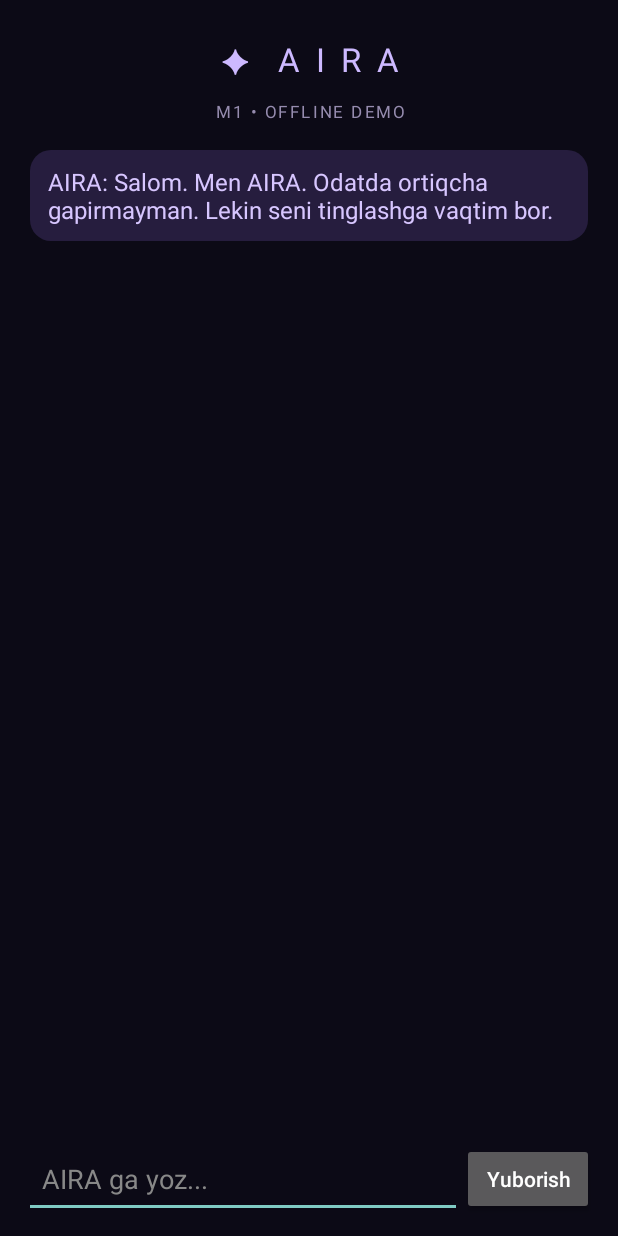
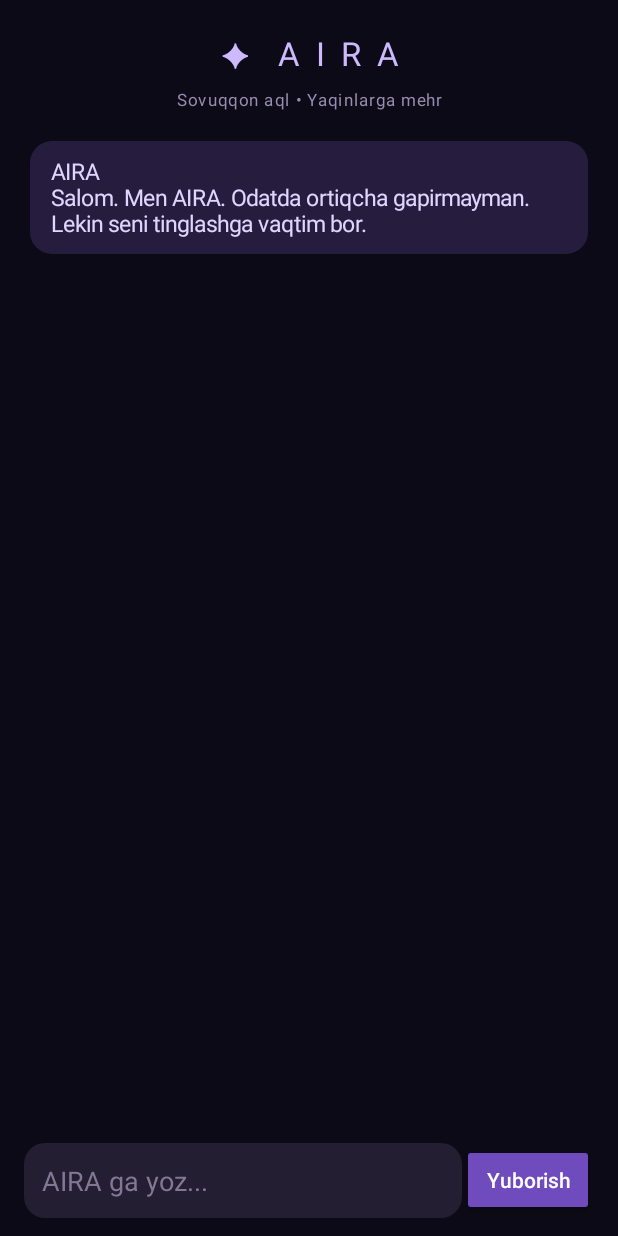
Before and after one commit to diyorxushvaqtov00-hub/chibi-companion, an Android app: the screen it shows after launch (ChatActivity), after a tap on "AIRA bilan suhbatlashish", on a phone screen of 412 x 824 dp. Run offline under Robolectric (Android 15) with nearby library versions, the phone set to English and light mode, and no system bars.

Commit message:
feat(aira): persist local chat history and polish chat UI

```diff
--- a/app/src/main/java/uz/diyor/companion/ChatActivity.kt
+++ b/app/src/main/java/uz/diyor/companion/ChatActivity.kt
@@ -2,6 +2,7 @@ package uz.diyor.companion
 
 import android.app.Activity
 import android.graphics.Color
+import android.graphics.drawable.GradientDrawable
 import android.os.Bundle
 import android.view.Gravity
 import android.view.inputmethod.EditorInfo
@@ -10,8 +11,16 @@ import android.widget.EditText
 import android.widget.LinearLayout
 import android.widget.ScrollView
 import android.widget.TextView
+import org.json.JSONArray
+import org.json.JSONObject
 
 class ChatActivity : Activity() {
+    private lateinit var messages: LinearLayout
+    private lateinit var scroll: ScrollView
+    private lateinit var input: EditText
+    private val history = mutableListOf<Pair<String, String>>()
+    private val prefs by lazy { getSharedPreferences("aira_chat", MODE_PRIVATE) }
+
     override fun onResume() {
         super.onResume()
         getSharedPreferences("companion_state", MODE_PRIVATE).edit().putBoolean("app_visible", true).apply()
@@ -22,8 +31,6 @@ class ChatActivity : Activity() {
         super.onPause()
     }
 
-    private lateinit var messages: LinearLayout
-    private lateinit var input: EditText
     private fun dp(v: Int) = (v * resources.displayMetrics.density).toInt()
 
     override fun onCreate(savedInstanceState: Bundle?) {
@@ -33,7 +40,7 @@ class ChatActivity : Activity() {
 
         val root = LinearLayout(this).apply {
             orientation = LinearLayout.VERTICAL
-            setPadding(dp(16), dp(16), dp(16), dp(12))
+            setPadding(dp(16), dp(12), dp(16), dp(12))
             setBackgroundColor(Color.rgb(12, 10, 22))
         }
         root.addView(TextView(this).apply {
@@ -42,20 +49,21 @@ class ChatActivity : Activity() {
             letterSpacing = 0.12f
             setTextColor(Color.rgb(205, 185, 255))
             gravity = Gravity.CENTER
-            setPadding(0, dp(8), 0, dp(12))
+            setPadding(0, dp(8), 0, dp(8))
         })
         root.addView(TextView(this).apply {
-            text = "M1 • OFFLINE DEMO"
+            text = "Sovuqqon aql • Yaqinlarga mehr"
             textSize = 11f
-            letterSpacing = 0.16f
+            letterSpacing = 0.08f
             setTextColor(Color.rgb(150, 140, 175))
             gravity = Gravity.CENTER
-            setPadding(0, 0, 0, dp(10))
+            setPadding(0, 0, 0, dp(12))
         })
-        val scroll = ScrollView(this)
+
+        scroll = ScrollView(this).apply { isFillViewport = true }
         messages = LinearLayout(this).apply {
             orientation = LinearLayout.VERTICAL
-            setPadding(dp(4), dp(4), dp(4), dp(4))
+            setPadding(dp(4), dp(4), dp(4), dp(8))
         }
         scroll.addView(messages)
         root.addView(scroll, LinearLayout.LayoutParams(-1, 0, 1f))
@@ -66,22 +74,28 @@ class ChatActivity : Activity() {
         }
         input = EditText(this).apply {
             hint = "AIRA ga yoz..."
-            setHintTextColor(Color.GRAY)
+            setHintTextColor(Color.rgb(130, 120, 150))
             setTextColor(Color.WHITE)
             setSingleLine(true)
             imeOptions = EditorInfo.IME_ACTION_SEND
             setPadding(dp(12), 0, dp(12), 0)
+            background = rounded(Color.rgb(35, 30, 49), dp(14).toFloat())
         }
-        row.addView(input, LinearLayout.LayoutParams(0, dp(52), 1f))
+        row.addView(input, LinearLayout.LayoutParams(0, dp(50), 1f))
         row.addView(Button(this).apply {
             text = "Yuborish"
             isAllCaps = false
+            setTextColor(Color.WHITE)
+            backgroundTintList = android.content.res.ColorStateList.valueOf(Color.rgb(111, 75, 190))
             setOnClickListener { sendMessage() }
         })
         root.addView(row)
         setContentView(root)
 
-        addMessage("AIRA", "Salom. Men AIRA. Odatda ortiqcha gapirmayman. Lekin seni tinglashga vaqtim bor.")
+        restoreHistory()
+        if (history.isEmpty()) {
+            appendMessage("AIRA", "Salom. Men AIRA. Odatda ortiqcha gapirmayman. Lekin seni tinglashga vaqtim bor.")
+        }
         input.setOnEditorActionListener { _, action, _ ->
             if (action == EditorInfo.IME_ACTION_SEND) {
                 sendMessage()
@@ -93,12 +107,11 @@ class ChatActivity : Activity() {
     private fun sendMessage() {
         val text = input.text.toString().trim()
         if (text.isEmpty()) return
-        addMessage("Sen", text)
+        appendMessage("Sen", text)
         input.setText("")
-        addMessage("AIRA", makeReply(text))
+        appendMessage("AIRA", makeReply(text))
     }
 
-    // M1 placeholder persona logic. This is deliberately transparent: not a real language model.
     private fun makeReply(message: String): String {
         val lower = message.lowercase()
         return when {
@@ -109,7 +122,7 @@ class ChatActivity : Activity() {
             listOf("rahmat", "raxmat").any { lower.contains(it) } ->
                 "Arzimaydi. Kerak bo‘lsa, yana yordam beraman."
             listOf("xafa", "yomonman", "zerik", "tushkun").any { lower.contains(it) } ->
-                "Tushundim. Hozir maslahat berishga shoshilmayman. Nima bo‘lganini aytib berishing mumkin."
+                "Tushundim. Maslahat berishga shoshilmayman. Nima bo‘lganini aytib berishing mumkin. Men tinglayman."
             listOf("anime", "manga", "manhwa").any { lower.contains(it) } ->
                 "Qiziqarli mavzu. Qahramonning kuchidan ko‘ra, uning qarorlari ko‘proq narsani ochib beradi."
             listOf("yordam", "reja", "qanday").any { lower.contains(it) } ->
@@ -121,18 +134,61 @@ class ChatActivity : Activity() {
         }
     }
 
-    private fun addMessage(who: String, text: String) {
-        messages.addView(TextView(this).apply {
-            this.text = "$who: $text"
-            textSize = 16f
-            setTextColor(if (who == "AIRA") Color.rgb(215, 198, 255) else Color.WHITE)
-            setPadding(dp(12), dp(10), dp(12), dp(10))
-            background = android.graphics.drawable.GradientDrawable().apply {
-                setColor(if (who == "AIRA") Color.rgb(38, 29, 62) else Color.rgb(37, 37, 45))
-                cornerRadius = dp(14).toFloat()
+    private fun appendMessage(who: String, text: String) {
+        history.add(who to text)
+        if (history.size > 80) history.removeAt(0)
+        renderMessage(who, text)
+        saveHistory()
+        scroll.post { scroll.fullScroll(ScrollView.FOCUS_DOWN) }
+    }
+
+    private fun renderMessage(who: String, text: String) {
+        val bubble = TextView(this).apply {
+            this.text = "$who\n$text"
+            textSize = 15f
+            setTextColor(if (who == "AIRA") Color.rgb(225, 213, 255) else Color.WHITE)
+            setPadding(dp(14), dp(10), dp(14), dp(10))
+            background = rounded(
+                if (who == "AIRA") Color.rgb(38, 29, 62) else Color.rgb(42, 40, 50),
+                dp(15).toFloat()
+            )
+        }
+        val params = LinearLayout.LayoutParams(-1, -2).apply {
+            setMargins(0, dp(4), 0, dp(4))
+        }
+        messages.addView(bubble, params)
+    }
+
+    private fun rounded(color: Int, radius: Float) = GradientDrawable().apply {
+        setColor(color)
+        cornerRadius = radius
+    }
+
+    private fun saveHistory() {
+        val array = JSONArray()
+        history.forEach { (who, text) ->
+            array.put(JSONObject().put("who", who).put("text", text))
+        }
+        prefs.edit().putString("messages", array.toString()).apply()
+    }
+
+    private fun restoreHistory() {
+        val raw = prefs.getString("messages", null) ?: return
+        try {
+            val array = JSONArray(raw)
+            for (i in 0 until array.length()) {
+                val item = array.getJSONObject(i)
+                val who = item.optString("who")
+                val text = item.optString("text")
+                if (who.isNotBlank() && text.isNotBlank()) {
+                    history.add(who to text)
+                    renderMessage(who, text)
+                }
             }
-        }, LinearLayout.LayoutParams(-1, -2).apply {
-            setMargins(0, dp(4), 0, dp(4))
-        })
+        } catch (_: Exception) {
+            prefs.edit().remove("messages").apply()
+            history.clear()
+            messages.removeAllViews()
+        }
     }
 }
```
